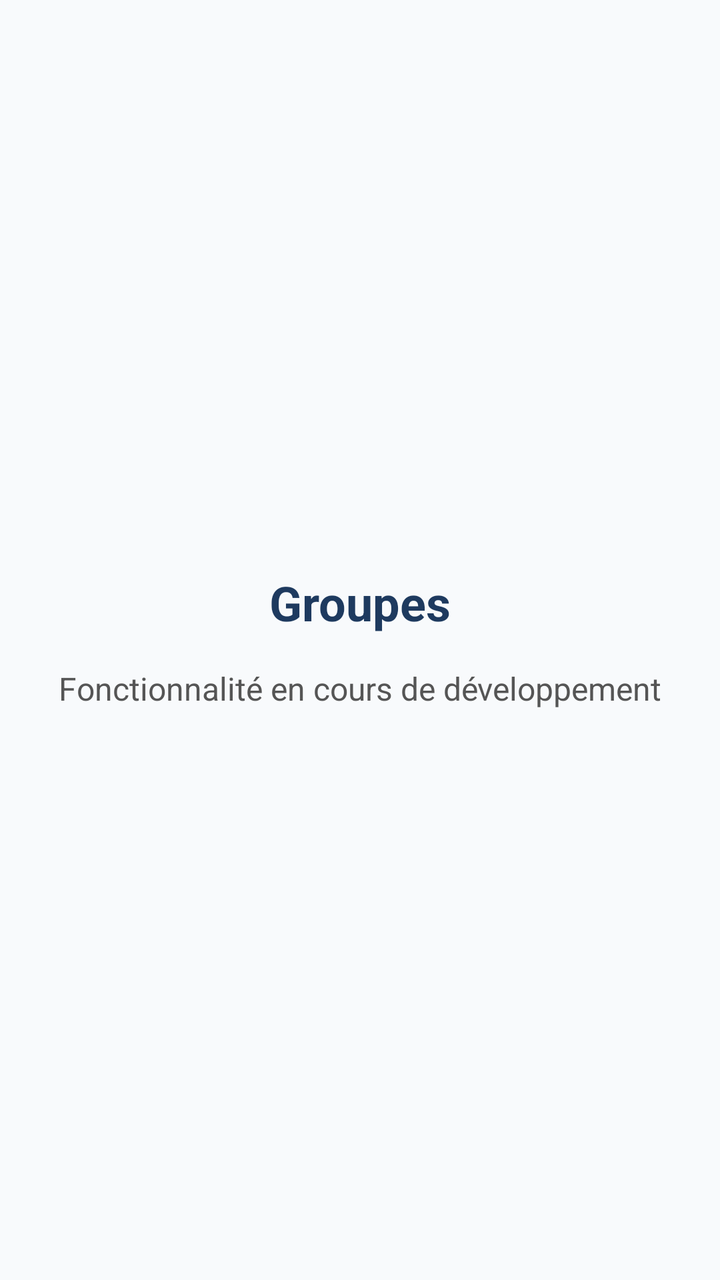
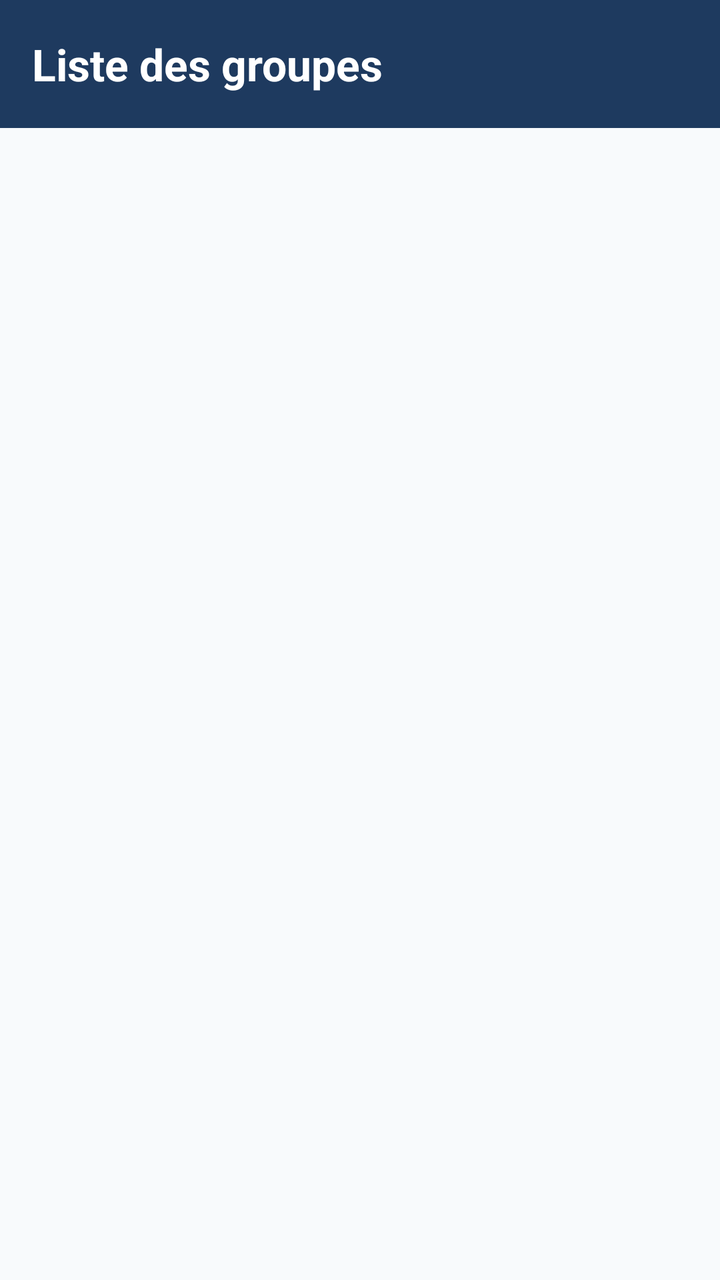

The first picture is an Android layout as it rendered before a commit; the second is the same layout after the commit. The layout source and the unified diff follow.
<!-- AndroidManifest.xml: application theme Theme.PresenceManager -->
<!-- res/layout/activity_groupes.xml -->
<?xml version="1.0" encoding="utf-8"?>
<LinearLayout xmlns:android="http://schemas.android.com/apk/res/android"
    android:layout_width="match_parent"
    android:layout_height="match_parent"
    android:orientation="vertical"
    android:gravity="center"
    android:background="#F8FAFC"
    android:padding="24dp">

    <TextView
        android:layout_width="wrap_content"
        android:layout_height="wrap_content"
        android:text="Groupes"
        android:textSize="24sp"
        android:textStyle="bold"
        android:textColor="#1E3A5F"/>

    <TextView
        android:layout_width="wrap_content"
        android:layout_height="wrap_content"
        android:text="Fonctionnalité en cours de développement"
        android:textSize="16sp"
        android:textColor="#555555"
        android:layout_marginTop="16dp"/>

</LinearLayout>
<!-- resources referenced by this layout -->
<resources>
  <style name="Theme.PresenceManager" parent="Base.Theme.PresenceManager" />
  <style name="Base.Theme.PresenceManager" parent="Theme.Material3.DayNight.NoActionBar">
          
          
      </style>
</resources>

<!-- the commit's change to res/layout/activity_groupes.xml (unified diff, before → after) -->
@@ -3,24 +3,24 @@
     android:layout_width="match_parent"
     android:layout_height="match_parent"
     android:orientation="vertical"
-    android:gravity="center"
-    android:background="#F8FAFC"
-    android:padding="24dp">
+    android:background="#F8FAFC">
 
     <TextView
-        android:layout_width="wrap_content"
-        android:layout_height="wrap_content"
-        android:text="Groupes"
-        android:textSize="24sp"
-        android:textStyle="bold"
-        android:textColor="#1E3A5F"/>
+        android:layout_width="match_parent"
+        android:layout_height="64dp"
+        android:background="#1E3A5F"
+        android:gravity="center_vertical"
+        android:paddingStart="16dp"
+        android:text="@string/groups_title"
+        android:textColor="#FFFFFF"
+        android:textSize="22sp"
+        android:textStyle="bold" />
 
-    <TextView
-        android:layout_width="wrap_content"
-        android:layout_height="wrap_content"
-        android:text="Fonctionnalité en cours de développement"
-        android:textSize="16sp"
-        android:textColor="#555555"
-        android:layout_marginTop="16dp"/>
-
+    <ListView
+        android:id="@+id/lvGroupes"
+        android:layout_width="match_parent"
+        android:layout_height="0dp"
+        android:layout_weight="1"
+        android:divider="#E2E8F0"
+        android:dividerHeight="1dp" />
 </LinearLayout>
<!-- resource entries referenced after the edit -->
@@ -1,5 +1,6 @@
 <!-- resources referenced by this layout -->
 <resources>
+  <string name="groups_title">Liste des groupes</string>
   <style name="Theme.PresenceManager" parent="Base.Theme.PresenceManager" />
   <style name="Base.Theme.PresenceManager" parent="Theme.Material3.DayNight.NoActionBar">
           
